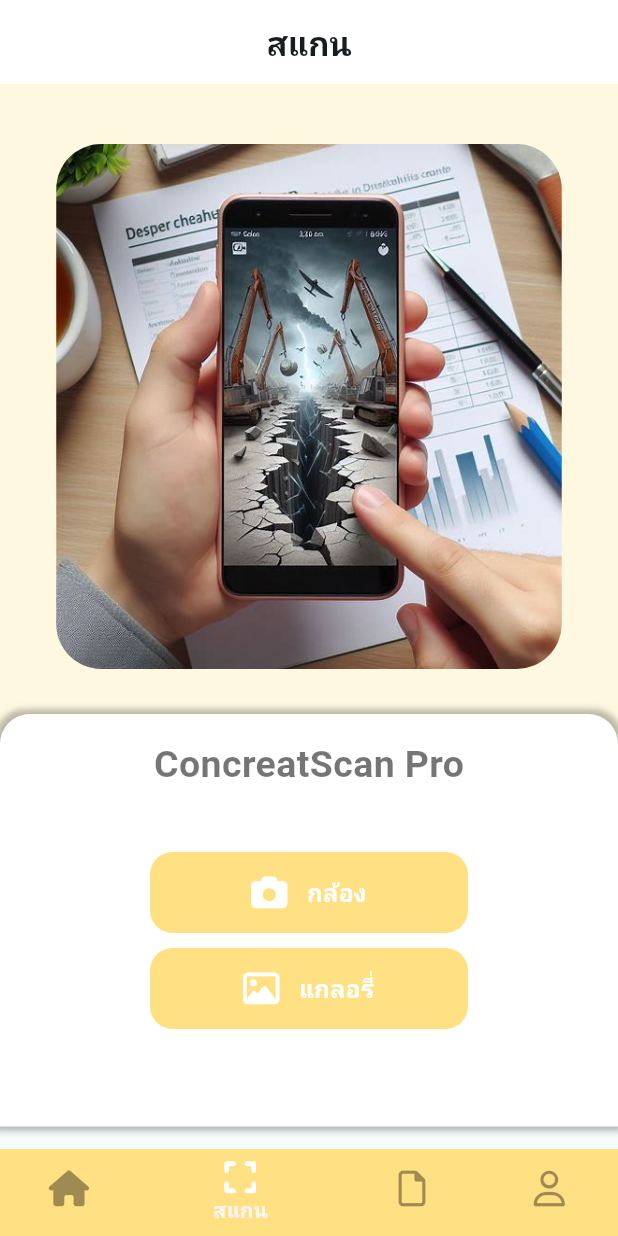
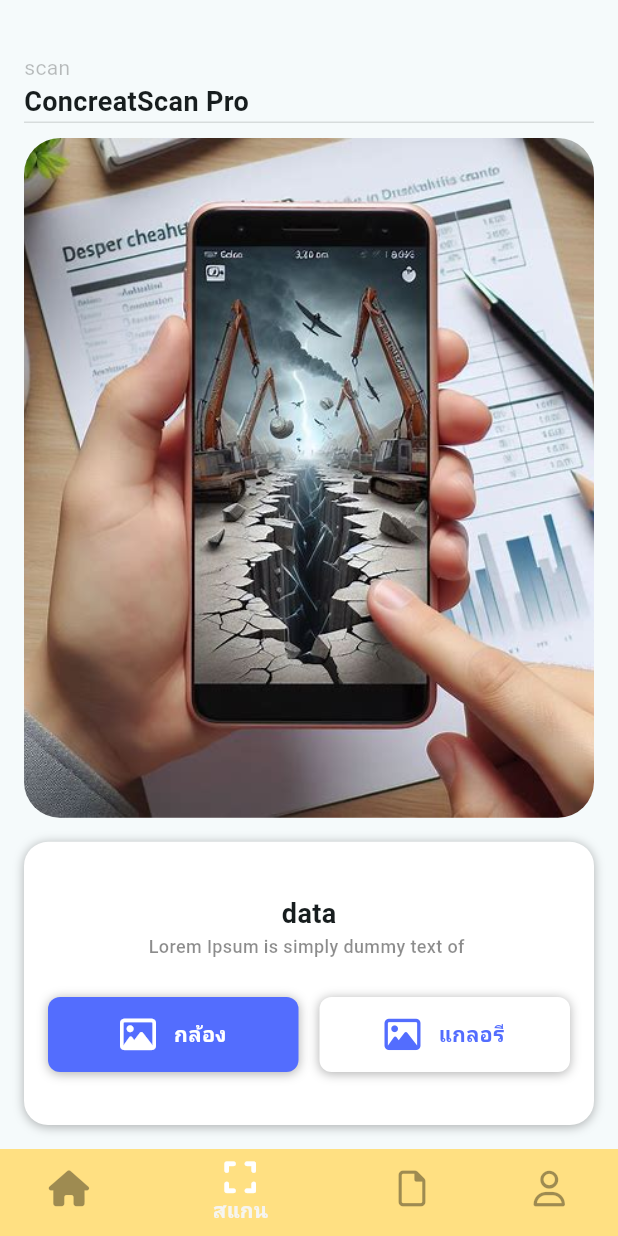
Before and after one commit to cs-634234024/appication_skru, a Flutter app: the screen it shows after launch, on a phone screen of 412 x 824 dp. Run offline on Flutter 3.47's test engine with Material 3 defaults, Android fonts, the phone set to English and light mode, and no system bars; our stand-ins replace flutter_svg, fluttertoast, font_awesome_flutter, image_picker, sembast; missing offline and left inert: tflite.

Commit message:
update layout pages

```diff
--- a/lib/app.dart
+++ b/lib/app.dart
@@ -19,7 +19,7 @@ class App extends StatefulWidget {
 
 class _AppState extends State<App> {
   List<MenusModel> news = [];
-  List<String> titleAppbar = ['หน้าแรก', "สแกน", 'ประวัติ', 'ผู้ใช้งาน'];
+  List<String> titleAppbar = ['', "", 'ประวัติ', 'ผู้ใช้งาน'];
   List<History> histories = [];
   int _selectindex = 1;
 
@@ -48,7 +48,7 @@ class _AppState extends State<App> {
   @override
   Widget build(BuildContext context) {
     return Scaffold(
-      appBar: _buildAppbar(),
+      // appBar: _buildAppbar(),
       body: Consumer(
         builder:
             (BuildContext context, HistoryProvider provider, Widget? child) {
@@ -63,7 +63,7 @@ class _AppState extends State<App> {
   // Appbar
   AppBar _buildAppbar() {
     return AppBar(
-      backgroundColor: Colors.white,
+      // backgroundColor: Colors.white,
       title: Row(
         mainAxisAlignment: MainAxisAlignment.center,
         children: [
--- a/lib/main.dart
+++ b/lib/main.dart
@@ -21,6 +21,7 @@ class MyApp extends StatelessWidget {
         })
       ],
       child: MaterialApp(
+        debugShowCheckedModeBanner: false,
         title: 'ConcreatScan Pro',
         theme: ThemeData(
           colorScheme: ColorScheme.fromSeed(seedColor: Colors.white),
--- a/lib/pages/menuspage.dart
+++ b/lib/pages/menuspage.dart
@@ -93,7 +93,8 @@ class _MenusPageState extends State<MenusPage> {
                 ),
               ),
               Container(
-                height: MediaQuery.of(context).size.height - 80,
+                // height: MediaQuery.of(context).size.height - 300,
+                height: 1000,
                 decoration: BoxDecoration(color: Colors.amber.shade200),
                 child: Padding(
                   padding: const EdgeInsets.only(top: 20.0),
--- a/lib/pages/scanpage.dart
+++ b/lib/pages/scanpage.dart
@@ -1,7 +1,6 @@
 // ignore_for_file: unused_field, use_build_context_synchronously
 
 import 'dart:io';
-import 'package:flutter/cupertino.dart';
 import 'package:flutter/material.dart';
 import 'package:flutter/widgets.dart';
 import 'package:font_awesome_flutter/font_awesome_flutter.dart';
@@ -142,55 +141,179 @@ class _ScanPageState extends State<ScanPage> {
 
   @override
   Widget build(BuildContext context) {
-    return ListView(
+    double screenWidth = MediaQuery.of(context).size.width;
+    double screenHeight = MediaQuery.of(context).size.height;
+    return SafeArea(
+      child: SizedBox(
+        width: screenWidth,
+        height: screenHeight,
+        child: Padding(
+          padding: const EdgeInsets.symmetric(horizontal: 16.0),
+          child: Column(
+            crossAxisAlignment: CrossAxisAlignment.start,
+            mainAxisAlignment: MainAxisAlignment.start,
             children: [
-        Stack(
+              const SizedBox(
+                height: 35,
+              ),
+              const Text(
+                'scan',
+                style: TextStyle(
+                    fontSize: 14,
+                    // fontWeight: FontWeight.bold,
+                    color: Colors.black26),
+              ),
+              const Text(
+                'ConcreatScan Pro',
+                style: TextStyle(fontSize: 18, fontWeight: FontWeight.bold),
+              ),
+              const Divider(
+                color: Colors.black12,
+                height: 1,
+              ),
+              const SizedBox(
+                height: 10,
+              ),
+              Row(
                 children: [
-            _buildTop(context),
-            Padding(
-              padding: const EdgeInsets.only(top: 420.0),
-              child: _buildBottom(),
+                  Expanded(
+                      child: Container(
+                    height: screenHeight * 0.55,
+                    child: ClipRRect(
+                      borderRadius: BorderRadius.circular(24),
+                      child: Image.asset(
+                        'assets/images/main_scan.jpg',
+                        fit: BoxFit.cover,
+                      ),
+                    ),
+                  ))
+                ],
+              ),
+              Expanded(
+                child: Padding(
+                  padding: const EdgeInsets.symmetric(vertical: 16.0),
+                  child: Container(
+                    width: screenWidth,
+                    decoration: BoxDecoration(
+                      color: Colors.white,
+                      borderRadius: BorderRadius.circular(16),
+                      boxShadow: [
+                        BoxShadow(
+                          offset: const Offset(0, 1),
+                          blurRadius: 5,
+                          color: Colors.black.withOpacity(0.3),
+                        ),
+                      ],
+                    ),
+                    child: Padding(
+                      padding: const EdgeInsets.all(16.0),
+                      child: Column(
+                        crossAxisAlignment: CrossAxisAlignment.center,
+                        mainAxisAlignment: MainAxisAlignment.center,
+                        children: [
+                          const Text(
+                            'data',
+                            style: TextStyle(
+                                fontSize: 18, fontWeight: FontWeight.bold),
+                          ),
+                          const Text(
+                            'Lorem Ipsum is simply dummy text of ',
+                            style: TextStyle(
+                                fontSize: 12,
+                                color: Colors.black45,
+                                fontWeight: FontWeight.w500),
+                          ),
+                          const SizedBox(
+                            height: 25,
+                          ),
+                          SizedBox(
+                            height: 50,
+                            child: Row(
+                              children: [
+                                Expanded(
+                                    child: GestureDetector(
+                                  onTap: pickImage,
+                                  child: Container(
+                                    height: 50,
+                                    decoration: BoxDecoration(
+                                        boxShadow: [
+                                          BoxShadow(
+                                            offset: const Offset(0, 1),
+                                            blurRadius: 5,
+                                            color:
+                                                Colors.black.withOpacity(0.3),
+                                          ),
+                                        ],
+                                        color: Colors.indigoAccent,
+                                        borderRadius: BorderRadius.circular(8)),
+                                    child: const Row(
+                                      mainAxisAlignment:
+                                          MainAxisAlignment.center,
+                                      children: [
+                                        FaIcon(
+                                          FontAwesomeIcons.image,
+                                          color: Colors.white,
+                                        ),
+                                        SizedBox(
+                                          width: 12,
+                                        ),
+                                        Text(
+                                          'กล้อง',
+                                          style: TextStyle(
+                                              color: Colors.white,
+                                              fontWeight: FontWeight.bold),
                                         )
                                       ],
+                                    ),
+                                  ),
+                                )),
+                                const SizedBox(
+                                  width: 14,
+                                ),
+                                Expanded(
+                                  child: GestureDetector(
+                                    onTap: pickGalleryImage,
+                                    child: Container(
+                                      height: 50,
+                                      decoration: BoxDecoration(
+                                          boxShadow: [
+                                            BoxShadow(
+                                              offset: const Offset(0, 1),
+                                              blurRadius: 5,
+                                              color:
+                                                  Colors.black.withOpacity(0.3),
+                                            ),
+                                          ],
+                                          color: Colors.white,
+                                          borderRadius:
+                                              BorderRadius.circular(8)),
+                                      child: const Row(
+                                        mainAxisAlignment:
+                                            MainAxisAlignment.center,
+                                        children: [
+                                          FaIcon(
+                                            FontAwesomeIcons.image,
+                                            color: Colors.indigoAccent,
+                                          ),
+                                          SizedBox(
+                                            width: 12,
+                                          ),
+                                          Text(
+                                            'แกลอรี',
+                                            style: TextStyle(
+                                                color: Colors.indigoAccent,
+                                                fontWeight: FontWeight.bold),
                                           )
                                         ],
-    );
-  }
-
-  Container _buildTop(BuildContext context) {
-    return Container(
-      height: 600,
-      width: double.infinity,
-      decoration: BoxDecoration(color: Colors.amber[50]),
-      child: Center(
-        child: Column(
-          crossAxisAlignment: CrossAxisAlignment.center,
-          children: [
-            _loading == true
-                ? Padding(
-                    padding: const EdgeInsets.only(top: 40.0),
-                    child: SizedBox(
-                      width: MediaQuery.of(context).size.width - 75,
-                      height: 350,
-                      child: ClipRRect(
-                        borderRadius: BorderRadius.circular(30),
-                        child: Image.asset(
-                          'assets/images/main_scan.jpg',
-                          fit: BoxFit.fill,
                                       ),
                                     ),
                                   ),
                                 )
-                : Padding(
-                    padding: const EdgeInsets.only(top: 40.0),
-                    child: SizedBox(
-                      width: MediaQuery.of(context).size.width - 75,
-                      height: 350,
-                      child: ClipRRect(
-                        borderRadius: BorderRadius.circular(30),
-                        child: Image.file(
-                          _image,
-                          fit: BoxFit.fill,
+                              ],
+                            ),
+                          )
+                        ],
+                      ),
                     ),
                   ),
                 ),
@@ -198,180 +321,8 @@ class _ScanPageState extends State<ScanPage> {
             ],
           ),
         ),
-    );
-  }
-
-  Container _buildBottom() {
-    return Container(
-      height: 275,
-      width: double.infinity,
-      decoration: const BoxDecoration(
-          color: Colors.white,
-          boxShadow: [
-            BoxShadow(color: Colors.black26, spreadRadius: 3, blurRadius: 3)
-          ],
-          borderRadius: BorderRadius.only(
-              topLeft: Radius.circular(20), topRight: Radius.circular(20))),
-      child: _loading == false ? _buildPredicted() : _buildSelectImage(),
-    );
-  }
-
-  Column _buildPredicted() {
-    return Column(
-      children: [
-        _buildSelectMenu(),
-        const SizedBox(
-          height: 10,
+        // child: ,
       ),
-        _output != null
-            ? PredictResult(
-                title: displayClass(_output?[0]['label']),
-                color: Colors.amber.shade200,
-                index: 2,
-                value: _output?[0]['confidence'] * 100,
-                onClick: handleMoreDetail,
-              )
-            : Column(
-                children: [
-                  Padding(
-                    padding: const EdgeInsets.symmetric(vertical: 25.0),
-                    child: Container(
-                      child: Text('กำลังโหลด...'),
-                    ),
-                  ),
-                ],
-              )
-      ],
-    );
-  }
-
-  Row _buildSelectMenu() {
-    return Row(
-      mainAxisAlignment: MainAxisAlignment.spaceBetween,
-      children: [
-        Expanded(
-          child: GestureDetector(
-            onTap: () => {
-              setState(() {
-                indexButton = 0;
-              })
-            },
-            child: Container(
-              height: 45,
-              decoration: BoxDecoration(
-                color: Colors.white,
-                borderRadius: const BorderRadius.only(
-                  topLeft: Radius.circular(20),
-                ),
-                border: Border(
-                    bottom: BorderSide(
-                        color:
-                            indexButton == 0 ? Colors.black38 : Colors.black12,
-                        width: indexButton == 0 ? 3 : 2)),
-              ),
-              child: Row(
-                mainAxisAlignment: MainAxisAlignment.center,
-                children: [
-                  FaIcon(
-                    FontAwesomeIcons.circleInfo,
-                    size: 20,
-                    color: indexButton == 0 ? Colors.black45 : Colors.black26,
-                  ),
-                  const SizedBox(
-                    width: 16,
-                  ),
-                  Text(
-                    'ผลการสแกน',
-                    style: TextStyle(
-                      fontSize: 16,
-                      fontWeight: FontWeight.bold,
-                      color: indexButton == 0 ? Colors.black45 : Colors.black26,
-                    ),
-                  )
-                ],
-              ),
-            ),
-          ),
-        ),
-        Expanded(
-            child: GestureDetector(
-          onTap: () => handleSaveHistory(),
-          child: Container(
-            height: 45,
-            decoration: BoxDecoration(
-                color: Colors.white,
-                border: Border(
-                    bottom: BorderSide(
-                        color:
-                            indexButton == 1 ? Colors.black38 : Colors.black12,
-                        width: indexButton == 1 ? 3 : 2)),
-                borderRadius:
-                    const BorderRadius.only(topRight: Radius.circular(20))),
-            child: Padding(
-              padding: const EdgeInsets.symmetric(horizontal: 25.0),
-              child: Row(
-                children: [
-                  FaIcon(
-                    FontAwesomeIcons.download,
-                    size: 20,
-                    color: indexButton == 1 ? Colors.black45 : Colors.black26,
-                  ),
-                  const SizedBox(
-                    width: 16,
-                  ),
-                  Text(
-                    'บันทึกประวัติ',
-                    style: TextStyle(
-                      fontSize: 16,
-                      fontWeight: FontWeight.bold,
-                      color: indexButton == 1 ? Colors.black45 : Colors.black26,
-                    ),
-                  )
-                ],
-              ),
-            ),
-          ),
-        ))
-      ],
-    );
-  }
-
-  Column _buildSelectImage() {
-    return Column(
-      children: [
-        const Padding(
-          padding: EdgeInsets.only(top: 16.0),
-          child: Text(
-            'ConcreatScan Pro',
-            style: TextStyle(
-                fontSize: 25,
-                fontWeight: FontWeight.bold,
-                color: Colors.black54),
-          ),
-        ),
-        const SizedBox(
-          height: 40,
-        ),
-        CustomButton(
-          title: 'กล้อง',
-          icon: const FaIcon(
-            FontAwesomeIcons.camera,
-            color: Colors.white,
-          ),
-          onClick: pickImage,
-        ),
-        const SizedBox(
-          height: 10,
-        ),
-        CustomButton(
-          title: 'แกลอรี่',
-          icon: const FaIcon(
-            FontAwesomeIcons.image,
-            color: Colors.white,
-          ),
-          onClick: pickGalleryImage,
-        ),
-      ],
     );
   }
 }
```
Also changed, not shown: lib/pages/homepage.dart (+132 -137 lines), pubspec.lock. Lines whose indentation alone changed are shown as unchanged.
